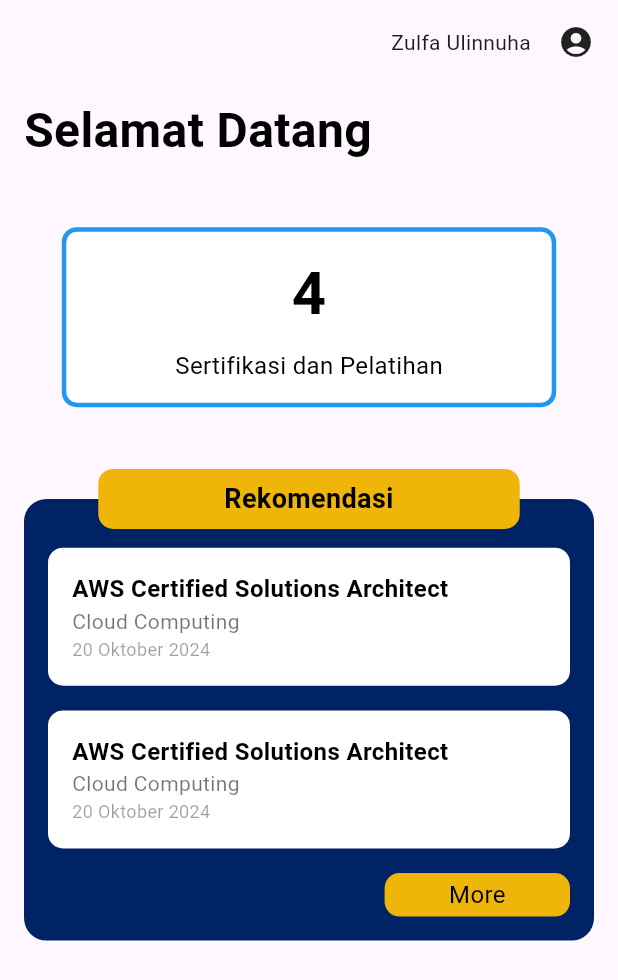
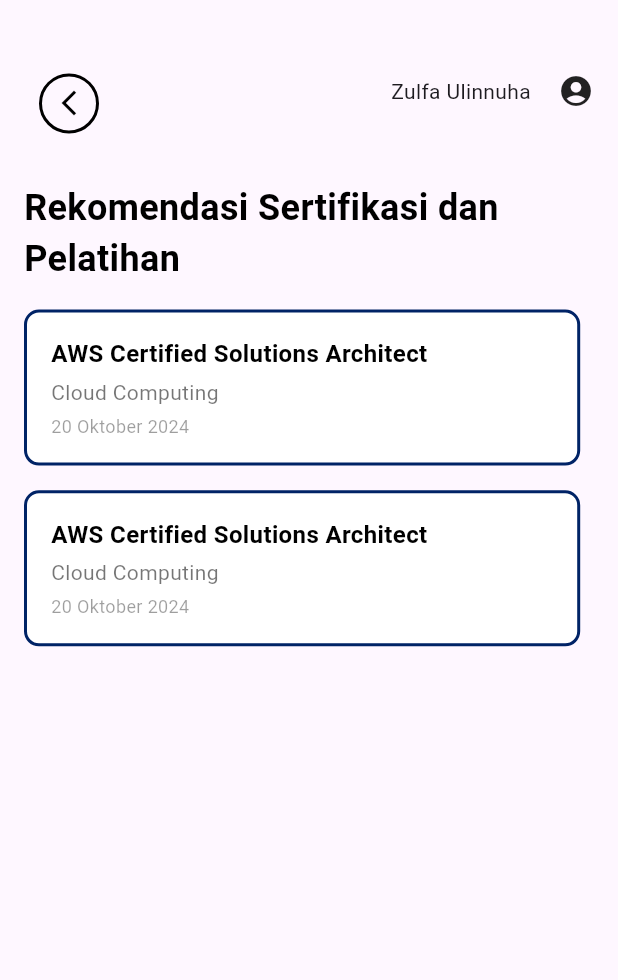
Before and after one commit to Syffafirdausyahhaniputra/hello_world, a Flutter app: the Dashboard widget shown alone on an empty page, opened directly, after a tap on "More", on a phone screen of 412 x 824 dp. Shown: the top 980 px of the screen. Run offline on Flutter 3.47's test engine with Material 3 defaults, Android fonts, the light colour scheme and no system bars; our stand-ins replace google_fonts.

Commit message:
halaman rekomendasi

```diff
--- a/lib/dosen/dashboard.dart
+++ b/lib/dosen/dashboard.dart
@@ -1,7 +1,8 @@
 import 'package:flutter/material.dart';
-import '../header.dart'; // Import file header.dart (harus pastikan benar)
+import '../header.dart'; // Pastikan sudah mengimpor file header.dart
+import 'rekomendasi.dart'; // Pastikan mengimpor halaman rekomendasi
 
-class Dashboard extends StatelessWidget { // Pastikan nama kelas adalah Dashboard
+class Dashboard extends StatelessWidget {
   @override
   Widget build(BuildContext context) {
     double width = MediaQuery.of(context).size.width;
@@ -36,7 +37,7 @@
               ],
             ),
             SizedBox(height: height * 0.05),
-            _buildRecommendationSection(width, height),
+            _buildRecommendationSection(width, height, context), // Tambahkan context di sini
           ],
         ),
       ),
@@ -81,14 +82,12 @@
     );
   }
 
-  Widget _buildRecommendationSection(double width, double height) {
+  Widget _buildRecommendationSection(double width, double height, BuildContext context) {
     return Stack(
       clipBehavior: Clip.none, // Membiarkan title keluar dari batas container
       children: [
-        // Container untuk daftar rekomendasi
         Container(
-          margin: const EdgeInsets.only(
-              top: 20), // Beri margin agar title punya ruang di atas
+          margin: const EdgeInsets.only(top: 20), // Beri margin agar title punya ruang di atas
           decoration: BoxDecoration(
             color: const Color(0xFF002366),
             borderRadius: BorderRadius.circular(15),
@@ -115,22 +114,18 @@
                 SizedBox(height: height * 0.02),
                 Align(
                   alignment: Alignment.bottomRight,
-                  child: _buildMoreButton(width),
+                  child: _buildMoreButton(width, context), // Tambahkan context di sini
                 ),
               ],
             ),
           ),
         ),
-
-        // Title "Rekomendasi" yang setengah di dalam dan setengah di luar container
         Positioned(
-          top:
-              0, // Mengatur posisi vertikal agar setengah di dalam dan setengah di luar container
+          top: 0,
           left: 2,
           right: 2,
           child: Align(
-            alignment: Alignment
-                .center, // Menempatkan teks di tengah secara horizontal
+            alignment: Alignment.center,
             child: Container(
               padding: EdgeInsets.symmetric(vertical: 7, horizontal: 84),
               decoration: BoxDecoration(
@@ -144,8 +139,7 @@
                   fontSize: 18,
                   fontWeight: FontWeight.w600,
                 ),
-                textAlign: TextAlign
-                    .center, // Memastikan teks juga berada di tengah secara horizontal
+                textAlign: TextAlign.center,
               ),
             ),
           ),
@@ -158,10 +152,10 @@
     String title = '',
     String subtitle = '',
     String date = '',
-    double? width, // Tambahkan parameter optional untuk mengatur lebar
+    double? width,
   }) {
     return Container(
-      width: width, // Set lebar container menggunakan parameter width
+      width: width,
       padding: const EdgeInsets.all(16.0),
       decoration: BoxDecoration(
         color: Colors.white,
@@ -200,10 +194,14 @@
     );
   }
 
-  Widget _buildMoreButton(double width) {
+  Widget _buildMoreButton(double width, BuildContext context) {
     return GestureDetector(
       onTap: () {
-        // Action for more button
+        // Navigasi ke halaman rekomendasi
+        Navigator.push(
+          context,
+          MaterialPageRoute(builder: (context) => RekomendasiPage()), // Panggil halaman RekomendasiPage
+        );
       },
       child: Container(
         width: width * 0.3,
--- /dev/null
+++ b/lib/dosen/rekomendasi.dart
@@ -0,0 +1,144 @@
+import 'package:flutter/material.dart';
+import '../header.dart'; // Import the Header component
+
+class RekomendasiPage extends StatelessWidget {
+  @override
+  Widget build(BuildContext context) {
+    double width = MediaQuery.of(context).size.width;
+    double height = MediaQuery.of(context).size.height;
+
+    return Scaffold(
+      body: SingleChildScrollView(
+        child: Padding(
+          padding: const EdgeInsets.symmetric(horizontal: 16.0),
+          child: Column(
+            crossAxisAlignment: CrossAxisAlignment.start,
+            children: [
+              SizedBox(height: height * 0.04),
+              Stack(
+                children: [
+                  Header(
+                      userName: 'Zulfa Ulinnuha'), // Reuse the Header component
+                  Positioned(
+                    left: 10,
+                    top: 16,
+                    child: GestureDetector(
+                      onTap: () {
+                        Navigator.pop(context);
+                      },
+                      child: Container(
+                        width: 40, // Adjust the size as per your design
+                        height: 40,
+                        decoration: BoxDecoration(
+                          shape: BoxShape.circle,
+                          border: Border.all(color: Colors.black, width: 2),
+                        ),
+                        child: Icon(
+                          Icons.arrow_back_ios_new,
+                          color: Colors.black,
+                          size: 20, // Adjust icon size to fit inside the circle
+                        ),
+                      ),
+                    ),
+                  ),
+                ],
+              ),
+              SizedBox(height: height * 0.04),
+              Text(
+                'Rekomendasi Sertifikasi dan Pelatihan',
+                style: TextStyle(
+                  color: Colors.black,
+                  fontSize: 24,
+                  fontWeight: FontWeight.bold,
+                ),
+              ),
+              SizedBox(height: height * 0.02),
+              _buildRecommendationList(
+                  width, height), // Recommendation list section
+            ],
+          ),
+        ),
+      ),
+    );
+  }
+
+  Widget _buildRecommendationList(double width, double height) {
+    // Example data, you can replace with dynamic data or a list
+    List<Map<String, String>> recommendations = [
+      {
+        'title': 'AWS Certified Solutions Architect',
+        'subtitle': 'Cloud Computing',
+        'date': '20 Oktober 2024',
+      },
+    ];
+
+    return Column(
+      children: recommendations.map((item) {
+        return Column(
+          children: [
+            _buildRecommendationItem(
+              title: item['title'] ?? '',
+              subtitle: item['subtitle'] ?? '',
+              date: item['date'] ?? '',
+              width: width * 0.9,
+            ),
+            SizedBox(height: height * 0.02),
+             _buildRecommendationItem(
+              title: item['title'] ?? '',
+              subtitle: item['subtitle'] ?? '',
+              date: item['date'] ?? '',
+              width: width * 0.9,
+            ),
+            SizedBox(height: height * 0.02),
+          ],
+        );
+      }).toList(),
+    );
+  }
+
+  Widget _buildRecommendationItem({
+    String title = '',
+    String subtitle = '',
+    String date = '',
+    double? width,
+  }) {
+    return Container(
+      width: width,
+      padding: const EdgeInsets.all(16.0),
+      decoration: BoxDecoration(
+        color: Colors.white,
+        border: Border.all(color: const Color(0xFF002366), width: 2),
+        borderRadius: BorderRadius.circular(10),
+      ),
+      child: Column(
+        crossAxisAlignment: CrossAxisAlignment.start,
+        children: [
+          Text(
+            title,
+            style: TextStyle(
+              color: Colors.black,
+              fontSize: 16,
+              fontWeight: FontWeight.w600,
+            ),
+          ),
+          SizedBox(height: 4),
+          Text(
+            subtitle,
+            style: TextStyle(
+              color: Colors.black54,
+              fontSize: 14,
+            ),
+          ),
+          SizedBox(height: 4),
+          Text(
+            date,
+            style: TextStyle(
+              color: Colors.black38,
+              fontSize: 12,
+            ),
+          ),
+        ],
+      ),
+    );
+  }
+}
```
